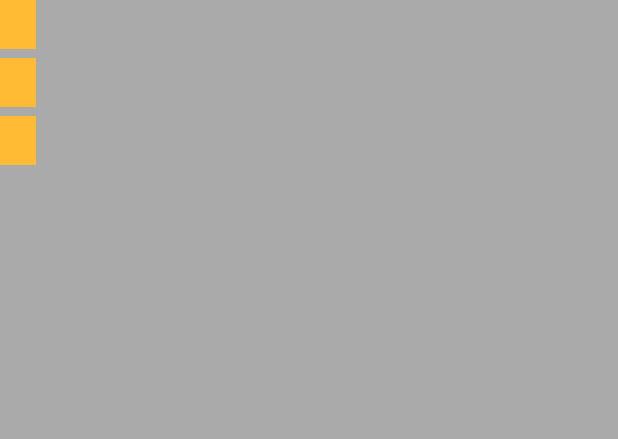
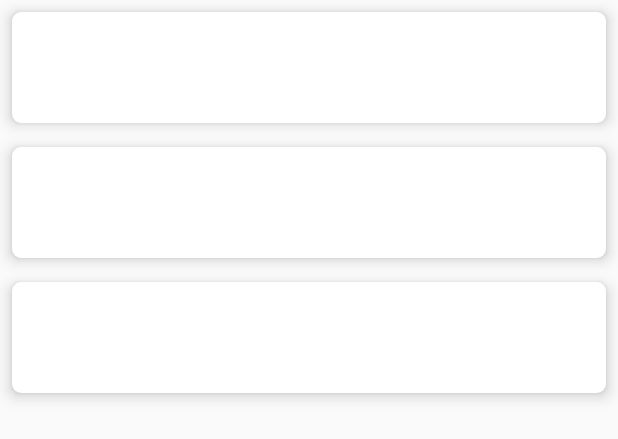
Before and after one commit to Manishrawat56/RoomAPIExample, an Android app: the layout content_main.xml on its own in the app's theme, with its tools: preview values and no code run, on a phone screen of 412 x 824 dp. Shown: the top 439 px of the screen. Run offline under Robolectric (Android 15) with nearby library versions, the phone set to English and light mode, and no system bars.

Commit message:
change app theme into material design theme.

```diff
--- a/app/build.gradle
+++ b/app/build.gradle
@@ -41,4 +41,6 @@ dependencies {
     // Lifecycle components
     implementation "android.arch.lifecycle:extensions:$rootProject.archLifecycleVersion"
     annotationProcessor "android.arch.lifecycle:compiler:$rootProject.archLifecycleVersion"
+
+    implementation 'com.android.support:cardview-v7:28.0.0-rc01'
 }
--- a/app/src/main/java/com/vdishub/roomapiexample/adapter/EmployeeListAdapter.java
+++ b/app/src/main/java/com/vdishub/roomapiexample/adapter/EmployeeListAdapter.java
@@ -66,9 +66,9 @@ public class EmployeeListAdapter  extends RecyclerView.Adapter<EmployeeListAdapt
     public void onBindViewHolder(EmployeeViewHolder holder, int position) {
         if (mEmployees != null) {
             Employee current = mEmployees.get(position);
-            holder.idView.setText(""+current.getId());
-            holder.nameView.setText(current.getName());
-            holder.ageView.setText(""+current.getAge());
+            holder.idView.setText("Employee id   : "+current.getId());
+            holder.nameView.setText("Employee name :"+current.getName());
+            holder.ageView.setText("Employee age  :"+current.getAge());
 
         } else {
             // Covers the case of data not being ready yet.
--- a/app/src/main/java/com/vdishub/roomapiexample/main/MainActivity.java
+++ b/app/src/main/java/com/vdishub/roomapiexample/main/MainActivity.java
@@ -24,7 +24,11 @@ import com.vdishub.roomapiexample.room.viewmodel.EmployeeViewModel;
 import java.util.List;
 
 /**
+ * Created by vdishub.
+ * Date: 28/8/18
+ * Time: 10:20 AM
  *
+ * @author Manish rawat
  */
 public class MainActivity extends AppCompatActivity {
     /**
@@ -50,7 +54,7 @@ public class MainActivity extends AppCompatActivity {
 
         mEmployeeViewModel = ViewModelProviders.of(this).get(EmployeeViewModel.class);
         RecyclerView recyclerView = findViewById(R.id.recyclerview);
-
+        /*recyclerView.addItemDecoration(new LineDividerItemDecoration(this, R.drawable.line_divider))*/
         final EmployeeListAdapter adapter = new EmployeeListAdapter(this);
         recyclerView.setAdapter(adapter);
         recyclerView.setLayoutManager(new LinearLayoutManager(this));
--- a/app/src/main/res/layout/activity_new_employee.xml
+++ b/app/src/main/res/layout/activity_new_employee.xml
@@ -44,6 +44,6 @@
         android:layout_height="wrap_content"
         android:background="@color/colorPrimary"
         android:text="@string/button_save"
-        android:textColor="@color/buttonLabel" />
+        android:textColor="@android:color/white" />
 
 </LinearLayout>
--- a/app/src/main/res/layout/content_main.xml
+++ b/app/src/main/res/layout/content_main.xml
@@ -12,7 +12,7 @@
         android:id="@+id/recyclerview"
         android:layout_width="match_parent"
         android:layout_height="match_parent"
-        android:background="@android:color/darker_gray"
+
         tools:listitem="@layout/recyclerview_item" />
 
 </android.support.constraint.ConstraintLayout>
--- a/app/src/main/res/layout/recyclerview_item.xml
+++ b/app/src/main/res/layout/recyclerview_item.xml
@@ -1,24 +1,35 @@
 <?xml version="1.0" encoding="utf-8"?>
-<LinearLayout xmlns:android="http://schemas.android.com/apk/res/android"
-    android:orientation="horizontal" android:layout_width="match_parent"
-    android:layout_height="wrap_content">
-
+<android.support.v7.widget.CardView
+    xmlns:android="http://schemas.android.com/apk/res/android"
+    xmlns:card_view="http://schemas.android.com/apk/res-auto"
+    android:orientation="horizontal"
+    android:layout_width="match_parent"
+    android:layout_height="wrap_content"
+    android:layout_margin="8dp"
+    card_view:cardCornerRadius="6dp"
+    card_view:cardElevation="6dp">
+    <LinearLayout
+        android:layout_width="match_parent"
+        android:layout_height="wrap_content"
+        android:padding="8dp"
+        android:orientation="vertical">
     <TextView
         android:id="@+id/emp_id"
         style="@style/Employee_title"
         android:layout_width="wrap_content"
         android:layout_height="wrap_content"
-        android:background="@android:color/holo_orange_light" />
+         />
     <TextView
         android:id="@+id/emp_name"
-        style="@style/Employee_title"
+
         android:layout_width="wrap_content"
         android:layout_height="wrap_content"
-        android:background="@android:color/holo_orange_light" />
+         />
     <TextView
         android:id="@+id/emp_age"
-        style="@style/Employee_title"
+
         android:layout_width="wrap_content"
         android:layout_height="wrap_content"
-        android:background="@android:color/holo_orange_light" />
-</LinearLayout>
+        />
+    </LinearLayout>
+</android.support.v7.widget.CardView>
--- a/app/src/main/res/values/colors.xml
+++ b/app/src/main/res/values/colors.xml
@@ -1,7 +1,7 @@
 <?xml version="1.0" encoding="utf-8"?>
 <resources>
-    <color name="colorPrimary">#3F51B5</color>
-    <color name="colorPrimaryDark">#303F9F</color>
-    <color name="colorAccent">#FF4081</color>
-    <color name="buttonLabel">#d3d3d3</color>
+    <color name="colorPrimary">#673AB7</color>
+    <color name="colorPrimaryDark">#311B92</color>
+    <color name="colorAccent">#795548</color>
+
 </resources>
--- a/app/src/main/res/values/strings.xml
+++ b/app/src/main/res/values/strings.xml
@@ -2,9 +2,9 @@
     <string name="app_name">RoomAPIExample</string>
     <string name="action_settings">Settings</string>
 
-    <string name="hint_employee_name">name...</string>
-    <string name="hint_employee_id">Id...</string>
-    <string name="hint_employee_age">Age...</string>
+    <string name="hint_employee_name">Enter employee name</string>
+    <string name="hint_employee_id">Enter unique id</string>
+    <string name="hint_employee_age">Enter age</string>
     <string name="button_save">Save</string>
     <string name="empty_not_saved">Employee is not saved because it is empty.</string>
 </resources>
--- a/app/src/main/res/values/styles.xml
+++ b/app/src/main/res/values/styles.xml
@@ -21,11 +21,7 @@
     <!-- The default font for RecyclerView items is too small.
 The margin is a simple delimiter between the Employees. -->
     <style name="Employee_title">
-        <item name="android:layout_width">wrap_content</item>
-        <item name="android:layout_height">26dp</item>
-        <item name="android:textSize">24sp</item>
         <item name="android:textStyle">bold</item>
-        <item name="android:layout_marginBottom">6dp</item>
-        <item name="android:paddingLeft">8dp</item>
+
     </style>
 </resources>
```
Also changed, not shown: app/src/main/java/com/vdishub/roomapiexample/main/NewEmployeeActivity.java (+16 -0 lines), app/src/main/java/com/vdishub/roomapiexample/room/dao/EmployeeDao.java (+14 -1 lines), app/src/main/java/com/vdishub/roomapiexample/room/db/AppDatabase.java (+16 -0 lines), app/src/main/java/com/vdishub/roomapiexample/room/entity/Employee.java (+46 -0 lines), app/src/main/java/com/vdishub/roomapiexample/room/repository/EmployeeRepository.java (+23 -0 lines), app/src/main/java/com/vdishub/roomapiexample/room/viewmodel/EmployeeViewModel.java (+16 -0 lines).
